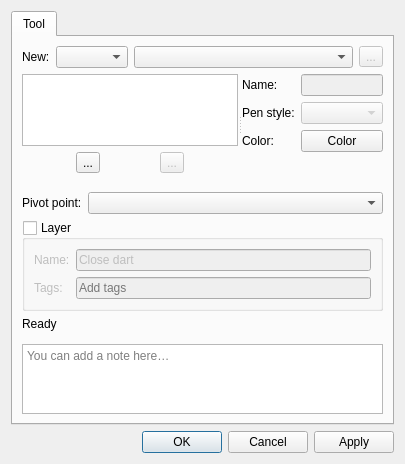
Qt form src/libs/vtools/dialogs/tools/odialogclosedart.ui (equinox-patterns/Ostara) before a commit.
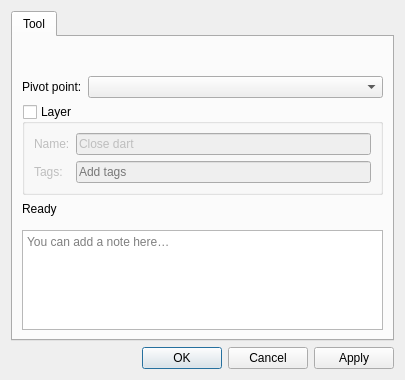
The same form after that commit. Icons and pictures are not drawn. Custom widgets are drawn as their Qt base class.

Patch:
```diff
--- a/src/libs/vtools/dialogs/tools/odialogclosedart.ui
+++ b/src/libs/vtools/dialogs/tools/odialogclosedart.ui
@@ -28,179 +28,6 @@
        <string>Tool</string>
       </attribute>
       <layout class="QVBoxLayout" name="verticalLayout_4">
-       <item>
-        <layout class="QHBoxLayout" name="horizontalLayout_5">
-         <item>
-          <widget class="QLabel" name="label_8">
-           <property name="sizePolicy">
-            <sizepolicy hsizetype="Preferred" vsizetype="Preferred">
-             <horstretch>0</horstretch>
-             <verstretch>0</verstretch>
-            </sizepolicy>
-           </property>
-           <property name="visible">
-            <bool>false</bool>
-           </property>
-           <property name="text">
-            <string>New:</string>
-           </property>
-          </widget>
-         </item>
-         <item>
-          <widget class="QComboBox" name="comboBoxObjectType">
-           <property name="sizePolicy">
-            <sizepolicy hsizetype="Preferred" vsizetype="Fixed">
-             <horstretch>0</horstretch>
-             <verstretch>0</verstretch>
-            </sizepolicy>
-           </property>
-           <property name="visible">
-            <bool>false</bool>
-           </property>
-          </widget>
-         </item>
-         <item>
-          <widget class="QComboBox" name="comboBoxNewObject">
-           <property name="sizePolicy">
-            <sizepolicy hsizetype="Expanding" vsizetype="Fixed">
-             <horstretch>0</horstretch>
-             <verstretch>0</verstretch>
-            </sizepolicy>
-           </property>
-           <property name="visible">
-            <bool>false</bool>
-           </property>
-          </widget>
-         </item>
-         <item>
-          <widget class="QToolButton" name="toolButtonNewObject">
-           <property name="visible">
-            <bool>false</bool>
-           </property>
-           <property name="enabled">
-            <bool>false</bool>
-           </property>
-           <property name="text">
-            <string notr="true">...</string>
-           </property>
-           <property name="icon">
-            <iconset theme="list-add"/>
-           </property>
-          </widget>
-         </item>
-        </layout>
-       </item>
-       <item>
-        <widget class="QSplitter" name="splitter">
-         <property name="visible">
-          <bool>false</bool>
-         </property>
-         <property name="orientation">
-          <enum>Qt::Orientation::Horizontal</enum>
-         </property>
-         <widget class="QWidget" name="layoutWidget">
-          <layout class="QVBoxLayout" name="verticalLayout">
-           <item>
-            <widget class="QListWidget" name="listWidget"/>
-           </item>
-           <item>
-            <layout class="QHBoxLayout" name="horizontalLayout_2">
-             <item>
-              <widget class="QToolButton" name="toolButtonBulkRename">
-               <property name="text">
-                <string notr="true">...</string>
-               </property>
-               <property name="icon">
-                <iconset theme="edit-rename"/>
-               </property>
-              </widget>
-             </item>
-             <item>
-              <widget class="QToolButton" name="toolButtonRemoveObject">
-               <property name="enabled">
-                <bool>false</bool>
-               </property>
-               <property name="text">
-                <string notr="true">...</string>
-               </property>
-               <property name="icon">
-                <iconset theme="edit-delete"/>
-               </property>
-              </widget>
-             </item>
-            </layout>
-           </item>
-          </layout>
-         </widget>
-         <widget class="QWidget" name="formLayoutWidget">
-          <layout class="QFormLayout" name="formLayout_2">
-           <item row="0" column="0">
-            <widget class="QLabel" name="labelName">
-             <property name="text">
-              <string>Name:</string>
-             </property>
-            </widget>
-           </item>
-           <item row="0" column="1">
-            <widget class="QLineEdit" name="lineEditName">
-             <property name="enabled">
-              <bool>false</bool>
-             </property>
-            </widget>
-           </item>
-           <item row="1" column="0">
-            <widget class="QLabel" name="label_7">
-             <property name="text">
-              <string>Pen style:</string>
-             </property>
-            </widget>
-           </item>
-           <item row="1" column="1">
-            <widget class="QComboBox" name="comboBoxPenStyle">
-             <property name="enabled">
-              <bool>false</bool>
-             </property>
-             <property name="minimumSize">
-              <size>
-               <width>80</width>
-               <height>0</height>
-              </size>
-             </property>
-             <property name="maximumSize">
-              <size>
-               <width>110</width>
-               <height>16777215</height>
-              </size>
-             </property>
-             <property name="sizeAdjustPolicy">
-              <enum>QComboBox::SizeAdjustPolicy::AdjustToContents</enum>
-             </property>
-             <property name="iconSize">
-              <size>
-               <width>80</width>
-               <height>14</height>
-              </size>
-             </property>
-            </widget>
-           </item>
-           <item row="2" column="0">
-            <widget class="QLabel" name="label_6">
-             <property name="text">
-              <string>Color:</string>
-             </property>
-            </widget>
-           </item>
-           <item row="2" column="1">
-            <widget class="VPE::QtColorPicker" name="pushButtonColor">
-             <property name="text">
-              <string notr="true">Color</string>
-             </property>
-            </widget>
-           </item>
-          </layout>
-         </widget>
-        </widget>
-       </item>
        <item>
         <widget class="QWidget" name="formulaDivisorPlaceholder" native="true"/>
        </item>
```
